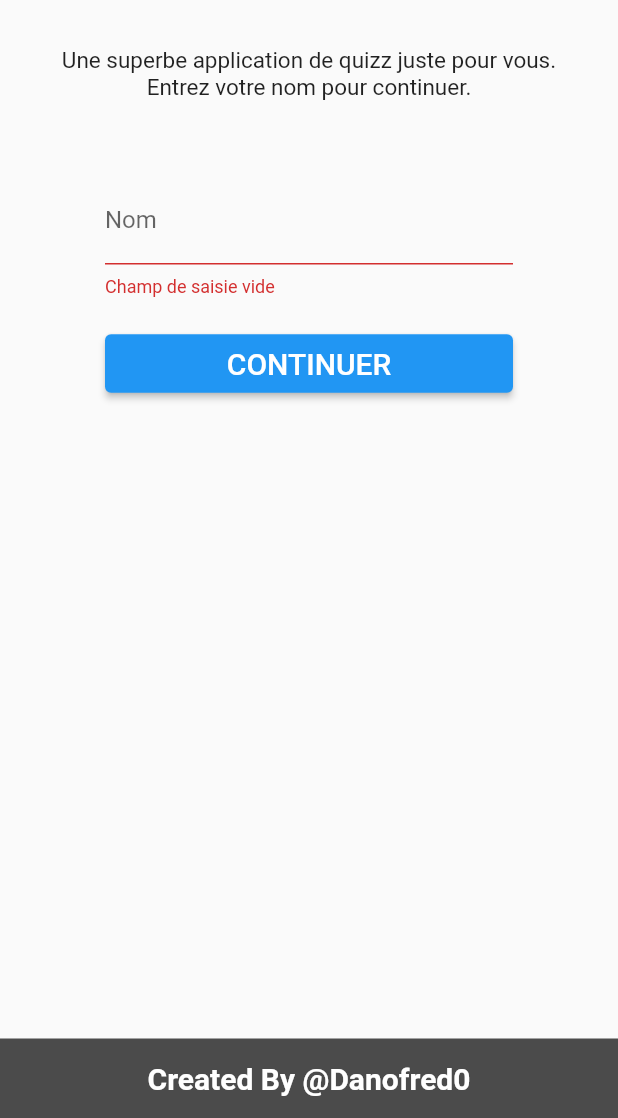
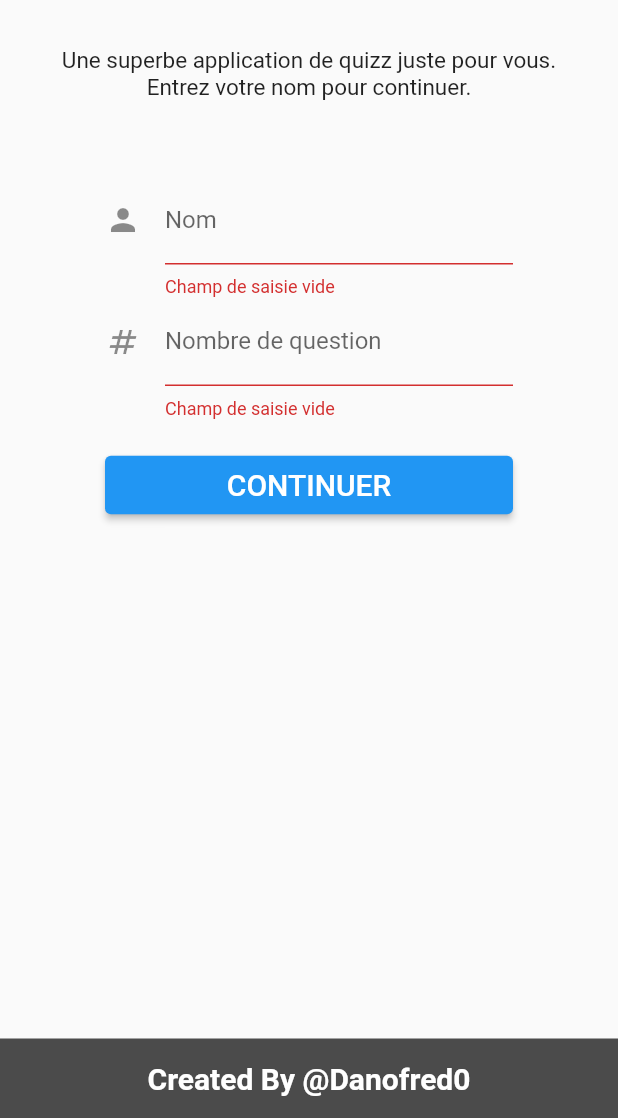
Before and after one commit to danofred00/TopQuizzGame, a Flutter app: the screen it shows after launch, after a tap on "CONTINUER", on a phone screen of 412 x 824 dp, the part 118-1236 px from its top. Run offline on Flutter 3.47's test engine with Material 2 defaults, Android fonts, the light colour scheme and no system bars.

Commit message:
Adding Question Count input in the home screen app

```diff
--- a/lib/models/question_bank.dart
+++ b/lib/models/question_bank.dart
@@ -2,6 +2,8 @@
 import 'package:top_quizz_project/models/question.dart';
 
 class QuestionBank {
+
+  QuestionBank();
 
   List<Question> getQuestions() {
 
--- a/lib/screens/home/home_component.dart
+++ b/lib/screens/home/home_component.dart
@@ -1,5 +1,7 @@
+
 import 'package:flutter/material.dart';
 import 'package:top_quizz_project/functions.dart';
+import 'package:top_quizz_project/models/question_bank.dart';
 import 'package:top_quizz_project/models/user.dart';
 import 'package:top_quizz_project/screens/quizz/quizz_screen.dart';
 
@@ -12,6 +14,11 @@ class MyHomeBody extends StatelessWidget {
 
   MyHomeBody(this.apptitle, this.context, this.onChangePage, {super.key});
 
+  // question count
+  int question_count = 0;
+  int min_question_count = 5;
+  int max_question_count = QuestionBank().getQuestions().length;
+
   // local variables
   String appDescription = "Une superbe application de quizz juste pour vous.";
   String tmp_txt = "Entrez votre nom pour continuer.";
@@ -23,6 +30,11 @@ class MyHomeBody extends StatelessWidget {
   String form_error_empty = 'Champ de saisie vide';
   String form_error_ins = 'Trois (03) Caracteres minimum';
 
+  String form_hint_qlabel_text = "min=5 | max=99";
+  String form_label_qtext = 'Nombre de question';
+  String form_error_qempty = 'Champ de saisie vide';
+  String form_error_qins = '5 au minimum';
+
   // Validate Form function
   void validateForm() {
     if (_formKey.currentState!.validate()) {
@@ -33,7 +45,7 @@ class MyHomeBody extends StatelessWidget {
 
   // Go at the next Screen
   void changeToQuizzScreen() {
-    onChangePage(1, User(username, 0));
+    onChangePage(1, User(username, 0, question_count: question_count));
     //startActivity(context, QuizzPage(apptitle: apptitle, user: User('$username', 0)));
   }
 
@@ -84,23 +96,47 @@ class MyHomeBody extends StatelessWidget {
                             child: Column(
                               crossAxisAlignment: CrossAxisAlignment.stretch,
                               children: <Widget>[
+
+                                // username input
                                 TextFormField(
                                   decoration: InputDecoration(
                                     labelText: form_label_text,
                                     hintText: form_hint_label_text,
+                                    icon: Icon(Icons.person)
                                   ),
                                   // When the text change
                                   onChanged: (value) => username = value,
                                   validator: (value) {
                                     if (value == null || value.isEmpty)
                                       return form_error_empty;
-                                    else if (username.length < 3)
+                                    else if (question_count < 3)
                                       return form_error_ins;
 
                                     return null;
                                   },
                                   //onSaved: (value) => username = value,
                                 ),
+
+                                // question count input
+                                TextFormField(
+                                  decoration: InputDecoration(
+                                    labelText: form_label_qtext,
+                                    hintText: form_hint_qlabel_text,
+                                    icon: Icon(Icons.numbers)
+                                  ),
+                                  // When the text change
+                                  onChanged: (value) => question_count = int.parse(value),
+                                  validator: (value) {
+                                    if (value == null || value.isEmpty)
+                                      return form_error_qempty;
+                                    else if (question_count < 5)
+                                      return form_error_qins;
+
+                                    return null;
+                                  },
+                                  //onSaved: (value) => username = value,
+                                ),
+
                                 SizedBox(
                                   height: 20,
                                 ),
```
